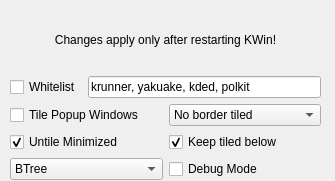
Qt form res/config.ui (zeroxoneafour/polonium) before a commit.
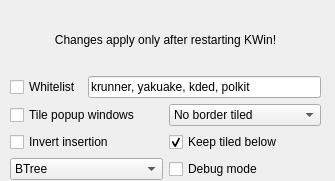
The same form after that commit.

Patch:
```diff
--- a/res/config.ui
+++ b/res/config.ui
@@ -68,7 +68,7 @@
          <string>&lt;html&gt;&lt;head/&gt;&lt;body&gt;&lt;p&gt;Tile popup/placeholder windows or not&lt;/p&gt;&lt;/body&gt;&lt;/html&gt;</string>
         </property>
         <property name="text">
-         <string>Tile Popup Windows</string>
+         <string>Tile popup windows</string>
         </property>
        </widget>
       </item>
@@ -112,10 +112,7 @@
          <string>&lt;html&gt;&lt;head/&gt;&lt;body&gt;&lt;p&gt;Stops managing windows that are minimized&lt;/p&gt;&lt;/body&gt;&lt;/html&gt;</string>
         </property>
         <property name="text">
-         <string>Untile Minimized</string>
-        </property>
-        <property name="checked">
-         <bool>true</bool>
+         <string>Invert insertion</string>
         </property>
        </widget>
       </item>
@@ -164,7 +161,7 @@
          <string>&lt;html&gt;&lt;head/&gt;&lt;body&gt;&lt;p&gt;Spams your user journal&lt;/p&gt;&lt;/body&gt;&lt;/html&gt;</string>
         </property>
         <property name="text">
-         <string>Debug Mode</string>
+         <string>Debug mode</string>
         </property>
        </widget>
       </item>
```
Left out of the diff: 4 changed lines with no effect on the pictures.
